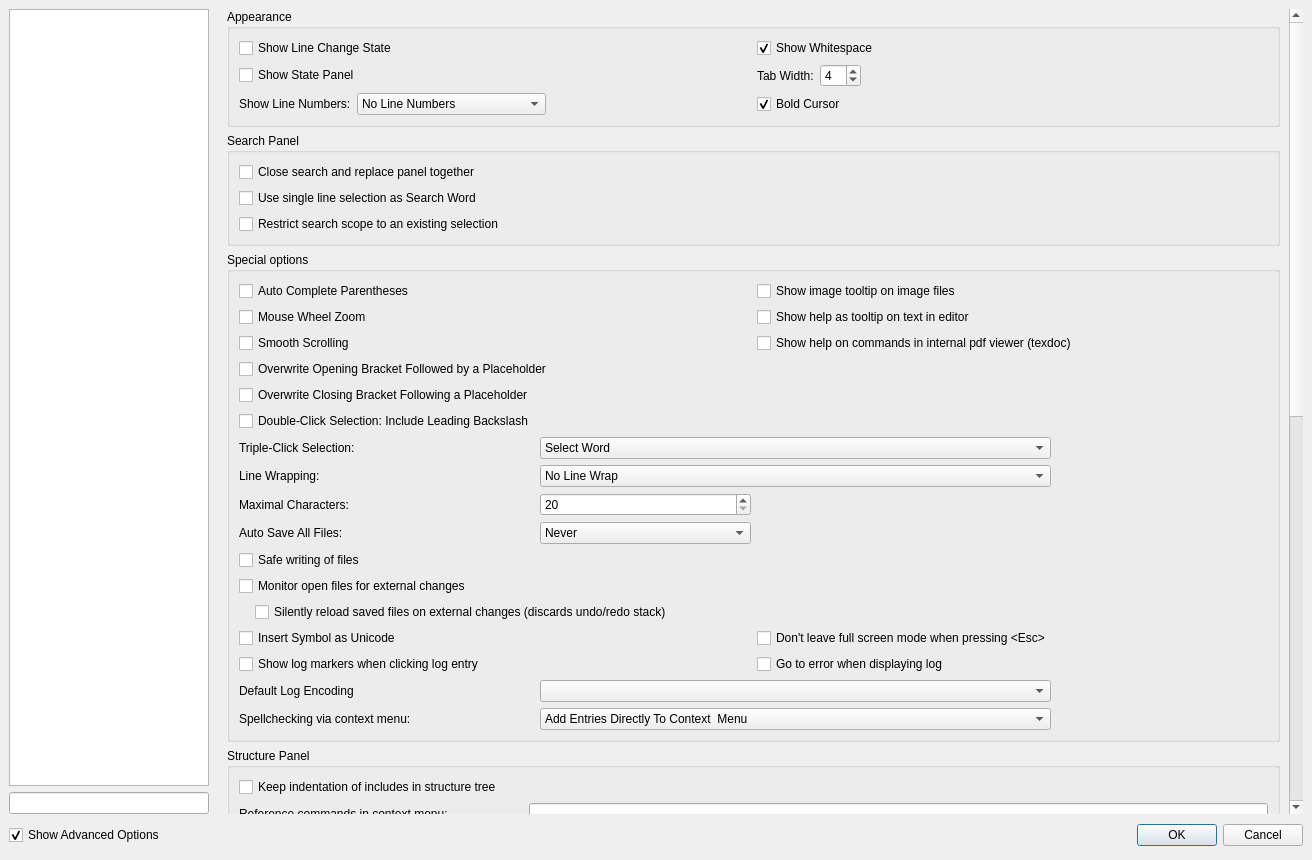
The window that configdialog.ui (texstudio-org/texstudio) describes before a commit, drawn with Qt 5.
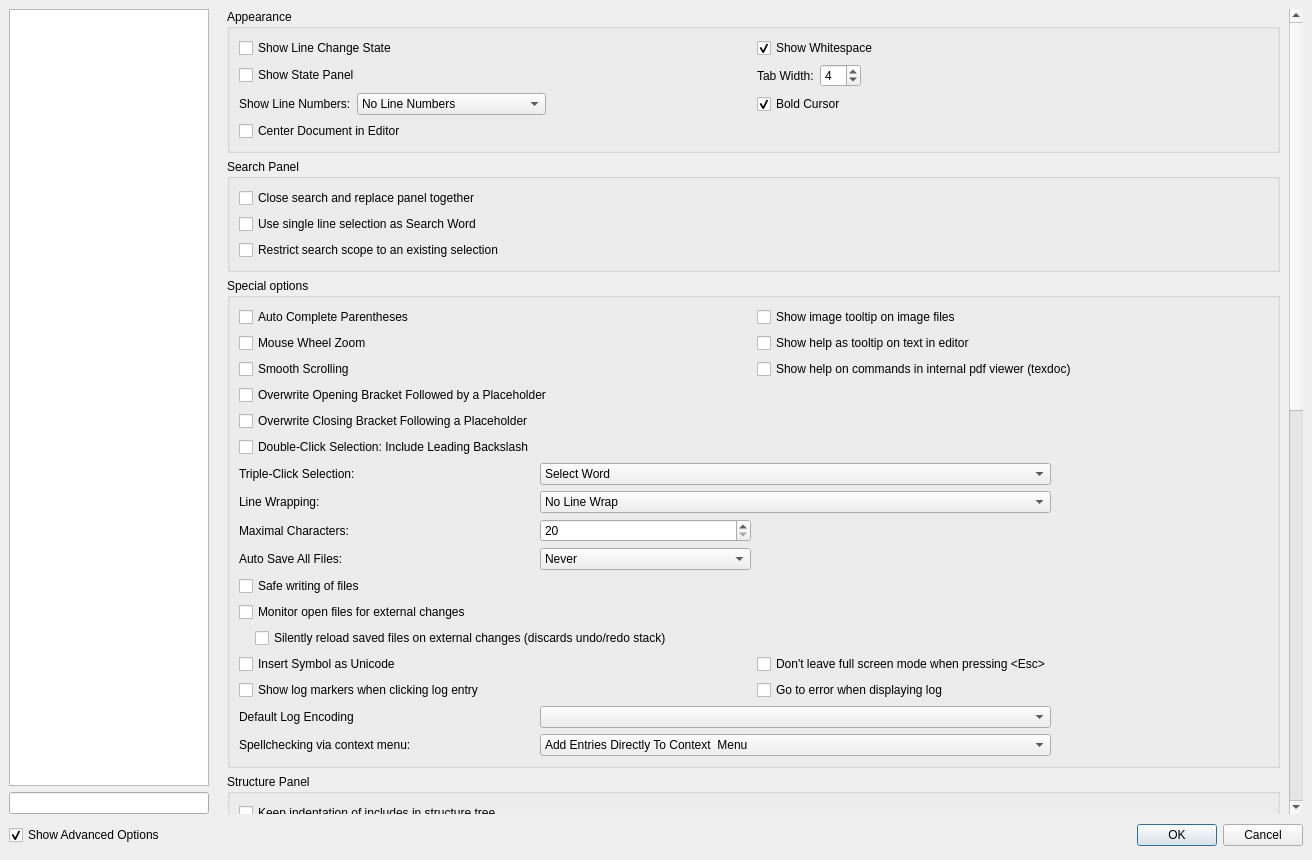
The same window after the commit. The open tabs and pages were chosen to show the change. Icons and pictures are not drawn.

Commit message: make centering of the document in the editor optional

```diff
--- a/configdialog.ui
+++ b/configdialog.ui
@@ -1827,7 +1827,7 @@
             <x>0</x>
             <y>0</y>
             <width>1059</width>
-            <height>1415</height>
+            <height>1438</height>
            </rect>
           </property>
           <layout class="QVBoxLayout" name="verticalLayout_8">
@@ -1978,6 +1978,16 @@
                 </property>
                </widget>
               </item>
+              <item row="3" column="0">
+               <widget class="QCheckBox" name="checkBoxCenterDocumentInEditor">
+                <property name="toolTip">
+                 <string>This does only have an effect if the width of the document is limited by soft or hard line wrapping.</string>
+                </property>
+                <property name="text">
+                 <string>Center Document in Editor</string>
+                </property>
+               </widget>
+              </item>
              </layout>
             </widget>
            </item>
```
Left out of the diff: 18 changed lines with no effect on the pictures. The commit also changes 6 other files.
